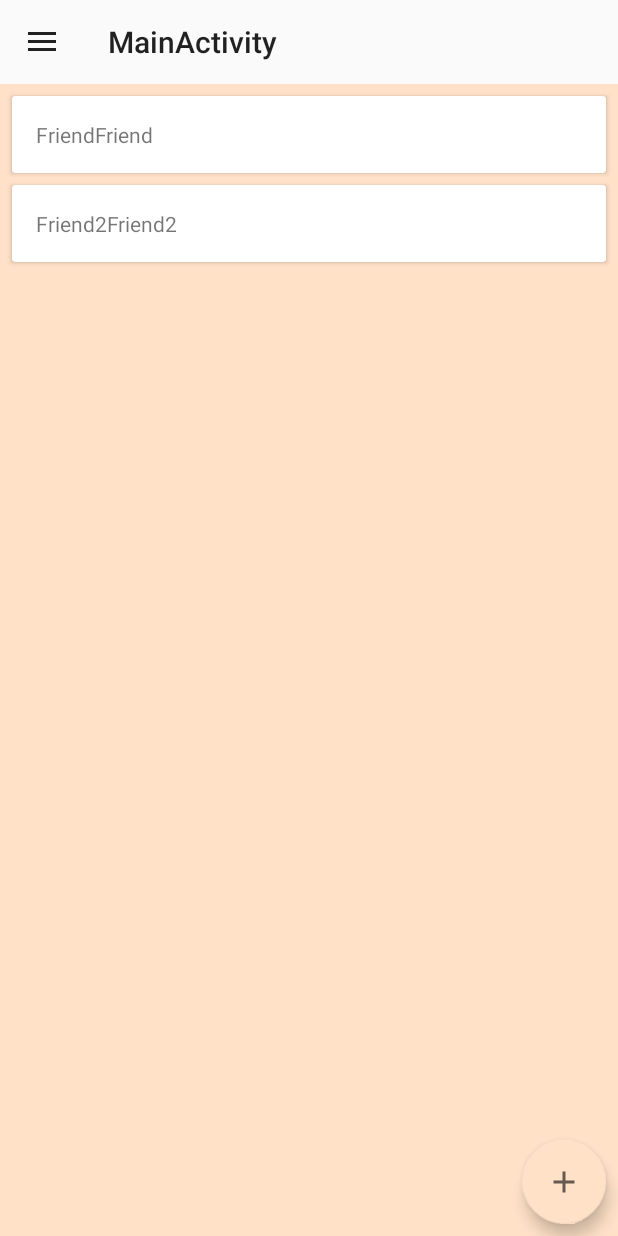
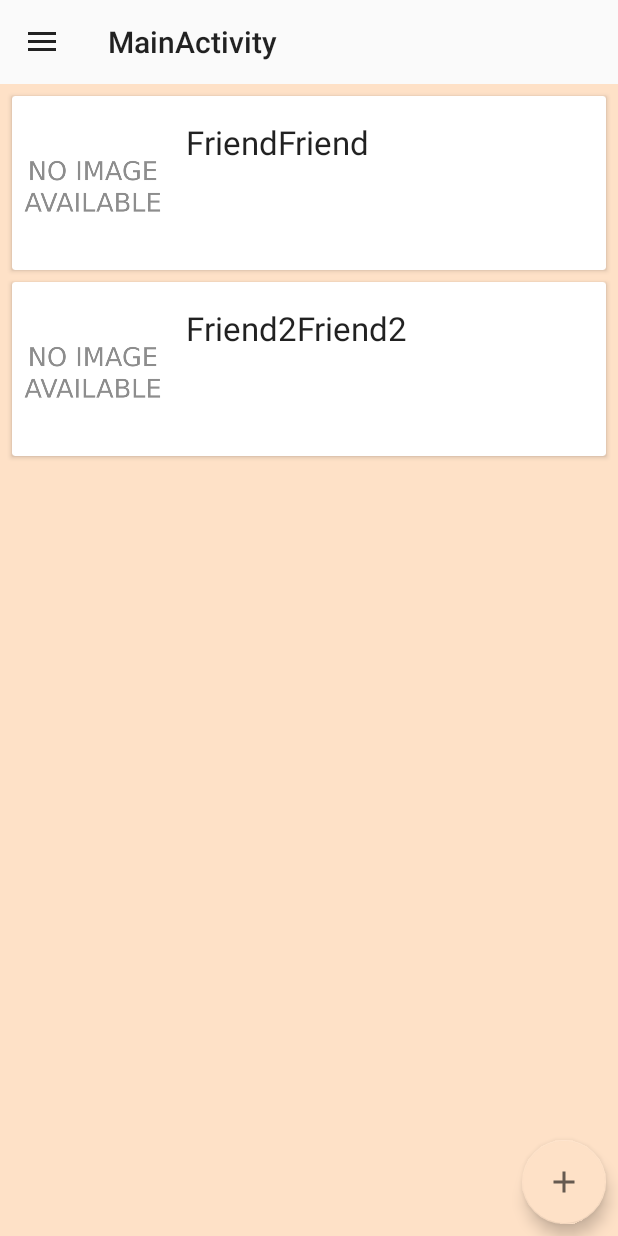
Before and after one commit to jenniferlebantino/FinalYearProject, an Android app: the fragment ContactsFragment placed in its activity, on a phone screen of 412 x 824 dp. Run offline under Robolectric (Android 15) with nearby library versions, the phone set to English and light mode, and no system bars; our stand-ins replace Room's generated code.

Commit message:
Add Contact
- Adds image url to DB.

```diff
--- a/app/src/main/java/com/example/finalyearproject/AddTripActivity.java
+++ b/app/src/main/java/com/example/finalyearproject/AddTripActivity.java
@@ -207,7 +207,6 @@ public class AddTripActivity extends AppCompatActivity implements DatePickerDial
             });
         }
 
-
         if(startDate.equals("Start Date") || endDate.equals("End Date"))
         {
             Toast.makeText(AddTripActivity.this, "Please select a start date and end date.", Toast.LENGTH_SHORT).show();
--- a/app/src/main/java/com/example/finalyearproject/ContactsFragment.java
+++ b/app/src/main/java/com/example/finalyearproject/ContactsFragment.java
@@ -79,8 +79,9 @@ public class ContactsFragment extends Fragment {
             String lastName = data.getStringExtra(AddContactActivity.EXTRA_LASTNAME);
             String emailAddress = data.getStringExtra(AddContactActivity.EXTRA_EMAILADDRESS);
             String phoneNumber = data.getStringExtra(AddContactActivity.EXTRA_PHONENUMBER);
+            String contactImageUrl = data.getStringExtra(AddContactActivity.EXTRA_IMAGEURL);
 
-            Contact contact = new Contact(firstName, lastName, emailAddress, phoneNumber);
+            Contact contact = new Contact(firstName, lastName, emailAddress, phoneNumber, contactImageUrl);
             contactViewModel.insert(contact);
             Toast.makeText(getActivity(), "Contact Saved", Toast.LENGTH_SHORT).show();
         }
--- a/app/src/main/java/com/example/finalyearproject/database/FYPAppDatabase.java
+++ b/app/src/main/java/com/example/finalyearproject/database/FYPAppDatabase.java
@@ -66,8 +66,8 @@ public abstract class FYPAppDatabase extends RoomDatabase {
             tripDao.insert(new Trip("Safari Adventure", "Safari with Rhea and Josh.", "March 15, 2021", "March 21, 2021", ""));
             tripDao.insert(new Trip("Cottage Getaway", "Quiet retreat in Cornwall.", "March 15, 2021", "March 21, 2021", ""));
 
-            contactDao.insert(new Contact("Friend", "Friend", "friend@example.com", "07777777777"));
-            contactDao.insert(new Contact("Friend2", "Friend2", "friend2@example.com", "07777777778"));
+            contactDao.insert(new Contact("Friend", "Friend", "friend@example.com", "07777777777", ""));
+            contactDao.insert(new Contact("Friend2", "Friend2", "friend2@example.com", "07777777778", ""));
             return null;
         }
     }
--- a/app/src/main/java/com/example/finalyearproject/entities/Contact.java
+++ b/app/src/main/java/com/example/finalyearproject/entities/Contact.java
@@ -17,12 +17,15 @@ public class Contact {
 
     private String phoneNumber;
 
-    public Contact(String firstName, String lastName, String emailAddress, String phoneNumber)
+    private String contactImageUrl;
+
+    public Contact(String firstName, String lastName, String emailAddress, String phoneNumber, String contactImageUrl)
     {
         this.firstName = firstName;
         this.lastName = lastName;
         this.emailAddress = emailAddress;
         this.phoneNumber = phoneNumber;
+        this.contactImageUrl = contactImageUrl;
     }
 
     public void setContactId(int contactId) {
@@ -48,4 +51,12 @@ public class Contact {
     public String getPhoneNumber() {
         return phoneNumber;
     }
+
+    public String getContactImageUrl() {
+        return contactImageUrl;
+    }
+
+    public void setContactImageUrl(String contactImageUrl) {
+        this.contactImageUrl = contactImageUrl;
+    }
 }
--- a/app/src/main/res/layout/activity_add_trip.xml
+++ b/app/src/main/res/layout/activity_add_trip.xml
@@ -21,6 +21,7 @@
         android:layout_height="150dp"
         android:id="@+id/addTrip_tripImage"
         android:layout_marginBottom="@dimen/double_spacing"
+        android:src="@drawable/im_no_image"
         />
 
     <Button
--- a/app/src/main/res/layout/contact_item.xml
+++ b/app/src/main/res/layout/contact_item.xml
@@ -10,26 +10,28 @@
     android:layout_marginTop="@dimen/single_spacing">
 
     <RelativeLayout
-        android:layout_width="wrap_content"
+        android:layout_width="match_parent"
         android:layout_height="wrap_content"
         android:padding="@dimen/single_spacing">
 
+        <ImageView
+            android:layout_width="100dp"
+            android:layout_height="100dp"
+            android:id="@+id/contacts_contactImage"
+            android:src="@drawable/im_no_image"
+            android:paddingRight="@dimen/single_spacing"/>
 
         <TextView
             android:layout_width="wrap_content"
             android:layout_height="wrap_content"
             android:id="@+id/contacts_name"
             android:layout_toRightOf="@id/contacts_name"
-            android:layout_toEndOf="@id/contact_image"
+            android:layout_toEndOf="@+id/contacts_contactImage"
+            android:text="Contact Name"
             android:padding="@dimen/single_spacing"
             android:maxLines="1"
+            android:textAppearance="@style/TextAppearance.AppCompat.Large"
             android:ellipsize="end"/>
-
-        <ImageView
-            android:id="@+id/contact_image"
-            android:layout_width="wrap_content"
-            android:layout_height="wrap_content"
-            tools:srcCompat="@tools:sample/avatars" />
 
 
     </RelativeLayout>
--- a/app/src/main/res/layout/trip_item.xml
+++ b/app/src/main/res/layout/trip_item.xml
@@ -12,10 +12,10 @@
         android:layout_height="wrap_content"
         android:padding="@dimen/single_spacing">
         <ImageView
-            android:layout_width="50dp"
-            android:layout_height="50dp"
+            android:layout_width="100dp"
+            android:layout_height="100dp"
             android:id="@+id/trips_tripImage"
-            android:src="@mipmap/im_no_image"
+            android:src="@drawable/im_no_image"
             android:paddingRight="@dimen/single_spacing"/>
 
         <TextView
```
Also changed, not shown: app/src/main/java/com/example/finalyearproject/AddContactActivity.java (+110 -1 lines), app/src/main/res/layout/activity_add_contact.xml (+16 -0 lines).
